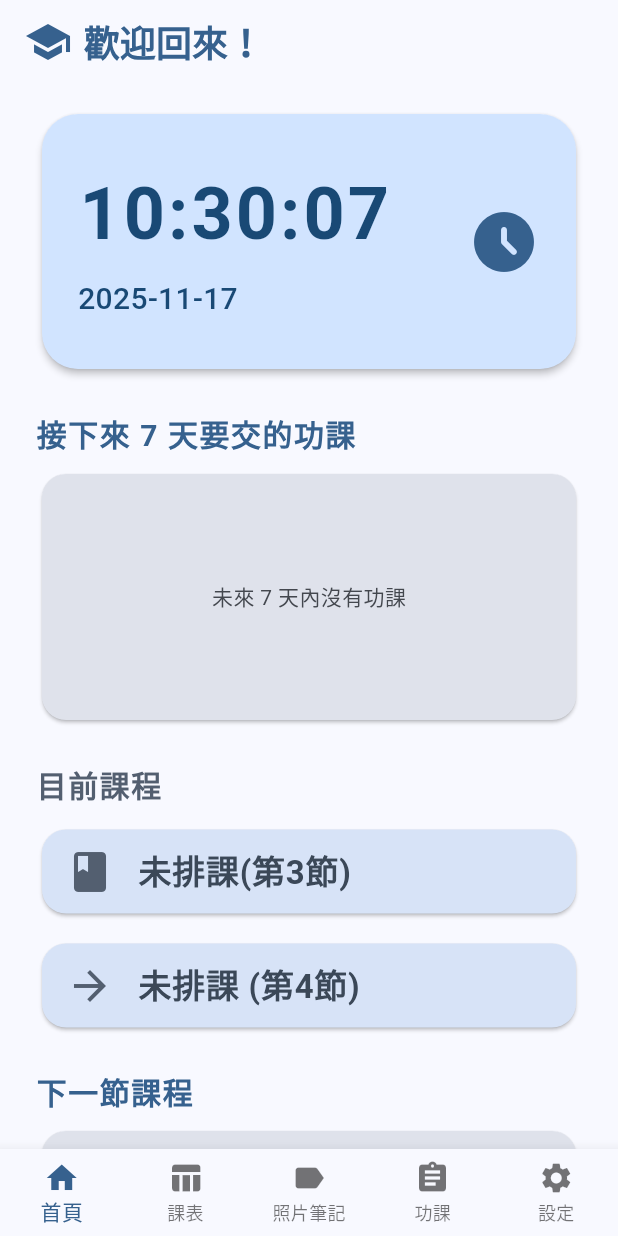
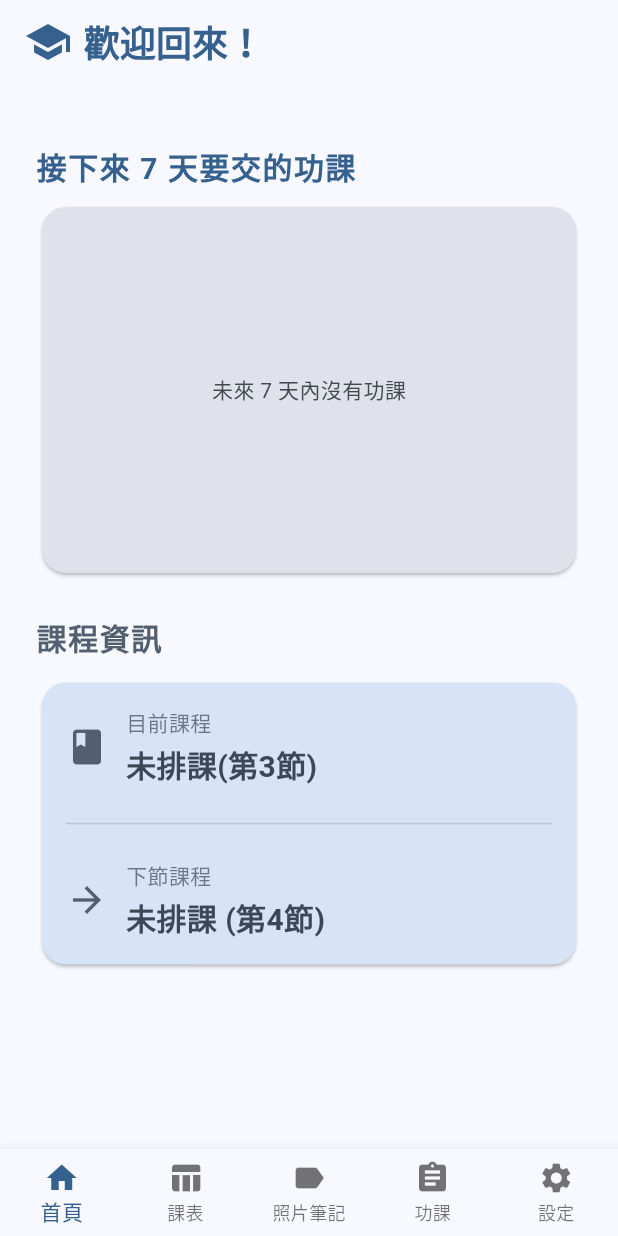
Before and after one commit to chenyili1215/study_app, a Flutter app: the screen it shows after launch, on a phone screen of 412 x 824 dp. Run offline on Flutter 3.47's test engine with Material 3 defaults, Android fonts, the phone set to English and light mode, and no system bars; our stand-ins replace image_picker, photo_view, share_plus, shared_preferences.

Commit message:
主頁重新設計

```diff
--- a/lib/main.dart
+++ b/lib/main.dart
@@ -5,15 +5,13 @@ import 'dart:async';
 import 'package:shared_preferences/shared_preferences.dart';
 import 'dart:convert';
 import 'settings_page.dart';
-import 'homework.dart'; // 確保有 HomeworkPage 實作
+import 'homework.dart';
 
-// 簡單的課表單例（儲存在 SharedPreferences）
 class TimetableData {
   static final TimetableData _instance = TimetableData._internal();
   factory TimetableData() => _instance;
   TimetableData._internal();
 
-  // 5天，每天7節（預設空白）
   List<List<String>> table = List.generate(5, (_) => List.generate(7, (_) => ''));
 
   int get periods => 7;
@@ -30,7 +28,6 @@ class TimetableData {
   }
 }
 
-// 簡單的全域 notifiers（你可改成從 SharedPreferences 初始化）
 ValueNotifier<ThemeMode> themeModeNotifier = ValueNotifier(ThemeMode.system);
 ValueNotifier<Color> seedColorNotifier = ValueNotifier(Colors.blue);
 
@@ -203,52 +200,34 @@ class _HomePageState extends State<HomePage> with WidgetsBindingObserver {
     return "$subject (第$period節)";
   }
 
-  Map<String, dynamic> getNextClassInfo() {
-    final now = DateTime.now();
-    final minutes = now.hour * 60 + now.minute;
-    final periodStarts = {
-      1: 8 * 60 + 10,
-      2: 9 * 60 + 10,
-      3: 10 * 60 + 10,
-      4: 11 * 60 + 10,
-      5: 13 * 60,
-      6: 14 * 60,
-      7: 15 * 60 + 10,
-      8: 16 * 60 + 10,
-    };
+  String getNextClass() {
+    try {
+      final now = DateTime.now();
+      final weekday = now.weekday;
+      final timetable = TimetableData();
 
-    int nextPeriod = 1;
-    bool found = false;
-    for (int p = 1; p <= 8; p++) {
-      final start = periodStarts[p]!;
-      if (minutes < start) {
-        nextPeriod = p;
-        found = true;
-        break;
+      if (weekday < 1 || weekday > 5) return '今天非上課日';
+
+      final currentPeriod = getCurrentPeriod();
+      final nextPeriod = currentPeriod + 1;
+
+      if (nextPeriod < 1 || nextPeriod > timetable.periods) return '今天已無課程';
+
+      if (timetable.table.isEmpty || timetable.table[weekday - 1].isEmpty) {
+        return '未排課 (第$nextPeriod節)';
       }
+
+      final subject = timetable.table[weekday - 1][nextPeriod - 1];
+      return subject.isEmpty ? '未排課 (第$nextPeriod節)' : subject;
+    } catch (e) {
+      print('getNextClass 錯誤: $e');
+      return '未排課';
     }
-    if (!found) nextPeriod = 0; // 已過最後一節
-
-    final weekday = now.weekday;
-    String subject = '';
-    if (weekday >= 1 && weekday <= 5 && nextPeriod > 0) {
-      final table = TimetableData().table;
-      if (table.length >= weekday && table[weekday - 1].length >= nextPeriod) {
-        subject = table[weekday - 1][nextPeriod - 1];
-      }
-    }
-    if (subject.isEmpty) subject = nextPeriod > 0 ? '未排課 (第$nextPeriod節)' : '今天已無課程';
-
-    final startTime = nextPeriod > 0
-        ? '${(periodStarts[nextPeriod]! ~/ 60).toString().padLeft(2, '0')}:${(periodStarts[nextPeriod]! % 60).toString().padLeft(2, '0')}'
-        : '';
-    return {'period': nextPeriod, 'subject': subject, 'startTime': startTime};
   }
 
   @override
   Widget build(BuildContext context) {
     final colorScheme = Theme.of(context).colorScheme;
-    final nextInfo = getNextClassInfo();
     return Scaffold(
       backgroundColor: colorScheme.surface,
       body: CustomScrollView(
@@ -279,45 +258,7 @@ class _HomePageState extends State<HomePage> with WidgetsBindingObserver {
               child: Column(
                 crossAxisAlignment: CrossAxisAlignment.start,
                 children: [
-                  Card(
-                    elevation: 2,
-                    shape: RoundedRectangleBorder(borderRadius: BorderRadius.circular(24)),
-                    color: colorScheme.primaryContainer,
-                    child: Padding(
-                      padding: const EdgeInsets.symmetric(vertical: 32, horizontal: 24),
-                      child: Row(
-                        mainAxisAlignment: MainAxisAlignment.spaceBetween,
-                        children: [
-                          Column(
-                            crossAxisAlignment: CrossAxisAlignment.start,
-                            children: [
-                              Text(
-                                "${_now.hour.toString().padLeft(2, '0')}:${_now.minute.toString().padLeft(2, '0')}:${_now.second.toString().padLeft(2, '0')}",
-                                style: TextStyle(
-                                  fontSize: 48,
-                                  fontWeight: FontWeight.bold,
-                                  color: colorScheme.onPrimaryContainer,
-                                  letterSpacing: 2,
-                                ),
-                              ),
-                              const SizedBox(height: 8),
-                              Text(
-                                "${_now.year}-${_now.month.toString().padLeft(2, '0')}-${_now.day.toString().padLeft(2, '0')}",
-                                style: TextStyle(
-                                  fontSize: 20,
-                                  color: colorScheme.onPrimaryContainer,
-                                  fontWeight: FontWeight.w500,
-                                ),
-                              ),
-                            ],
-                          ),
-                          Icon(Icons.access_time_filled_rounded, color: colorScheme.primary, size: 48),
-                        ],
-                      ),
-                    ),
-                  ),
                   const SizedBox(height: 24),
-
                   Text(
                     "接下來 7 天要交的功課",
                     style: TextStyle(
@@ -335,38 +276,48 @@ class _HomePageState extends State<HomePage> with WidgetsBindingObserver {
                     child: Padding(
                       padding: const EdgeInsets.all(12),
                       child: SizedBox(
-                        height: 140,
+                        height: 220,
                         child: _upcomingHomeworks.isEmpty
                             ? Center(
-                                child: Text('未來 7 天內沒有功課', style: TextStyle(color: colorScheme.onSurfaceVariant)),
+                                child: Text(
+                                  '未來 7 天內沒有功課',
+                                  style: TextStyle(color: colorScheme.onSurfaceVariant),
+                                ),
                               )
                             : Scrollbar(
                                 radius: const Radius.circular(8),
                                 child: ListView.separated(
                                   padding: const EdgeInsets.symmetric(horizontal: 4, vertical: 4),
                                   itemCount: _upcomingHomeworks.length,
-                                  separatorBuilder: (_, __) => const SizedBox(height: 6),
+                                  separatorBuilder: (_, __) => const SizedBox(height: 8),
                                   itemBuilder: (context, idx) {
                                     final hw = _upcomingHomeworks[idx];
                                     return Material(
                                       color: colorScheme.surface,
-                                      borderRadius: BorderRadius.circular(12),
+                                      borderRadius: BorderRadius.circular(16),
+                                      clipBehavior: Clip.hardEdge,
                                       child: ListTile(
-                                        contentPadding: const EdgeInsets.symmetric(horizontal: 12, vertical: 4),
-                                        title: Text(hw.title, style: const TextStyle(fontWeight: FontWeight.bold)),
-                                        subtitle: Text(hw.subject),
-                                        trailing: Column(
-                                          mainAxisAlignment: MainAxisAlignment.center,
-                                          crossAxisAlignment: CrossAxisAlignment.end,
+                                        contentPadding: const EdgeInsets.symmetric(horizontal: 16, vertical: 12),
+                                        title: Text(
+                                          hw.title,
+                                          style: const TextStyle(fontWeight: FontWeight.bold, fontSize: 16),
+                                        ),
+                                        subtitle: Column(
+                                          crossAxisAlignment: CrossAxisAlignment.start,
                                           children: [
+                                            const SizedBox(height: 4),
                                             Text(
-                                              '${hw.deadline.year}-${hw.deadline.month.toString().padLeft(2, '0')}-${hw.deadline.day.toString().padLeft(2, '0')}',
-                                              style: TextStyle(color: colorScheme.onSurfaceVariant),
+                                              hw.subject,
+                                              style: TextStyle(fontSize: 14, color: colorScheme.onSurfaceVariant),
                                             ),
                                             const SizedBox(height: 4),
                                             Text(
-                                              _formatDeadlineLabel(hw.deadline),
-                                              style: TextStyle(color: colorScheme.primary, fontWeight: FontWeight.w600),
+                                              '${hw.deadline.year}-${hw.deadline.month.toString().padLeft(2, '0')}-${hw.deadline.day.toString().padLeft(2, '0')} • ${_formatDeadlineLabel(hw.deadline)}',
+                                              style: TextStyle(
+                                                fontSize: 12,
+                                                color: colorScheme.primary,
+                                                fontWeight: FontWeight.w600,
+                                              ),
                                             ),
                                           ],
                                         ),
@@ -386,9 +337,8 @@ class _HomePageState extends State<HomePage> with WidgetsBindingObserver {
                     ),
                   ),
                   const SizedBox(height: 24),
-
                   Text(
-                    "目前課程",
+                    "課程資訊",
                     style: TextStyle(
                       fontSize: 20,
                       color: colorScheme.secondary,
@@ -401,111 +351,75 @@ class _HomePageState extends State<HomePage> with WidgetsBindingObserver {
                     elevation: 1,
                     shape: RoundedRectangleBorder(borderRadius: BorderRadius.circular(16)),
                     color: colorScheme.secondaryContainer,
-                    child: ListTile(
-                      leading: Icon(Icons.class_, color: colorScheme.secondary, size: 32),
-                      title: Text(
-                        getCurrentClass(),
-                        style: TextStyle(
-                          fontSize: 22,
-                          color: colorScheme.onSecondaryContainer,
-                          fontWeight: FontWeight.w600,
-                        ),
+                    child: Padding(
+                      padding: const EdgeInsets.all(16),
+                      child: Column(
+                        crossAxisAlignment: CrossAxisAlignment.start,
+                        children: [
+                          Row(
+                            children: [
+                              Icon(Icons.class_, color: colorScheme.secondary, size: 28),
+                              const SizedBox(width: 12),
+                              Expanded(
+                                child: Column(
+                                  crossAxisAlignment: CrossAxisAlignment.start,
+                                  children: [
+                                    Text(
+                                      '目前課程',
+                                      style: TextStyle(
+                                        fontSize: 14,
+                                        color: colorScheme.onSecondaryContainer.withOpacity(0.7),
+                                      ),
+                                    ),
+                                    const SizedBox(height: 4),
+                                    Text(
+                                      getCurrentClass(),
+                                      style: TextStyle(
+                                        fontSize: 20,
+                                        fontWeight: FontWeight.bold,
+                                        color: colorScheme.onSecondaryContainer,
+                                      ),
+                                    ),
+                                  ],
+                                ),
+                              ),
+                            ],
+                          ),
+                          const SizedBox(height: 16),
+                          Divider(color: colorScheme.onSecondaryContainer.withOpacity(0.2)),
+                          const SizedBox(height: 16),
+                          Row(
+                            children: [
+                              Icon(Icons.arrow_forward, color: colorScheme.secondary, size: 28),
+                              const SizedBox(width: 12),
+                              Expanded(
+                                child: Column(
+                                  crossAxisAlignment: CrossAxisAlignment.start,
+                                  children: [
+                                    Text(
+                                      '下節課程',
+                                      style: TextStyle(
+                                        fontSize: 14,
+                                        color: colorScheme.onSecondaryContainer.withOpacity(0.7),
+                                      ),
+                                    ),
+                                    const SizedBox(height: 4),
+                                    Text(
+                                      getNextClass(),
+                                      style: TextStyle(
+                                        fontSize: 20,
+                                        fontWeight: FontWeight.bold,
+                                        color: colorScheme.onSecondaryContainer,
+                                      ),
+                                    ),
+                                  ],
+                                ),
+                              ),
+                            ],
+                          ),
+                        ],
                       ),
                     ),
-                  ),
-                  // 新增：下節課程區塊
-                  const SizedBox(height: 12),
-                  Card(
-                    elevation: 1,
-                    shape: RoundedRectangleBorder(borderRadius: BorderRadius.circular(16)),
-                    color: colorScheme.secondaryContainer,
-                    child: ListTile(
-                      leading: Icon(Icons.arrow_forward, color: colorScheme.secondary, size: 32),
-                      title: Text(
-                        getNextClass(),
-                        style: TextStyle(
-                          fontSize: 22,
-                          color: colorScheme.onSecondaryContainer,
-                          fontWeight: FontWeight.w600,
-                        ),
-                      ),
-                    ),
-                  ),
-
-                  const SizedBox(height: 24),
-
-                  Text(
-                    "下一節課程",
-                    style: TextStyle(
-                      fontSize: 20,
-                      color: colorScheme.primary,
-                      fontWeight: FontWeight.bold,
-                      letterSpacing: 1,
-                    ),
-                  ),
-                  const SizedBox(height: 8),
-                  Card(
-                    elevation: 1,
-                    shape: RoundedRectangleBorder(borderRadius: BorderRadius.circular(16)),
-                    color: colorScheme.surfaceVariant,
-                    child: ListTile(
-                      contentPadding: const EdgeInsets.symmetric(horizontal: 16, vertical: 8),
-                      leading: Icon(Icons.next_plan, color: colorScheme.primary, size: 36),
-                      title: Text(
-                        nextInfo['subject'] as String,
-                        style: const TextStyle(fontSize: 18, fontWeight: FontWeight.w600),
-                      ),
-                      subtitle: (nextInfo['period'] as int) > 0
-                          ? Text('第${nextInfo['period']}節 • 開始時間 ${nextInfo['startTime']}')
-                          : Text(nextInfo['subject'] as String),
-                      trailing: (nextInfo['period'] as int) > 0
-                          ? Text(
-                              nextInfo['startTime'] as String,
-                              style: TextStyle(color: colorScheme.primary, fontWeight: FontWeight.bold),
-                            )
-                          : null,
-                      onTap: () {
-                        widget.onQuickNav?.call(1);
-                      },
-                    ),
-                  ),
-
-                  const SizedBox(height: 24),
-                  Text(
-                    "快速功能",
-                    style: TextStyle(fontSize: 18, color: colorScheme.primary, fontWeight: FontWeight.bold),
-                  ),
-                  const SizedBox(height: 12),
-                  Row(
-                    children: [
-                      Expanded(
-                        child: ElevatedButton.icon(
-                          style: ElevatedButton.styleFrom(
-                            backgroundColor: colorScheme.primary,
-                            foregroundColor: colorScheme.onPrimary,
-                            shape: RoundedRectangleBorder(borderRadius: BorderRadius.circular(16)),
-                            padding: const EdgeInsets.symmetric(vertical: 16),
-                          ),
-                          icon: const Icon(Icons.table_chart),
-                          label: const Text("課表"),
-                          onPressed: () => widget.onQuickNav?.call(1),
-                        ),
-                      ),
-                      const SizedBox(width: 16),
-                      Expanded(
-                        child: ElevatedButton.icon(
-                          style: ElevatedButton.styleFrom(
-                            backgroundColor: colorScheme.secondary,
-                            foregroundColor: colorScheme.onSecondary,
-                            shape: RoundedRectangleBorder(borderRadius: BorderRadius.circular(16)),
-                            padding: const EdgeInsets.symmetric(vertical: 16),
-                          ),
-                          icon: const Icon(Icons.label),
-                          label: const Text("照片筆記"),
-                          onPressed: () => widget.onQuickNav?.call(2),
-                        ),
-                      ),
-                    ],
                   ),
                 ],
               ),
@@ -530,31 +444,3 @@ int getCurrentPeriod() {
   if (minutes >= 16 * 60 + 10 && minutes < 17 * 60 + 10) return 8;
   return 0;
 }
-
-String getNextClass() {
-  try {
-    final now = DateTime.now();
-    final weekday = now.weekday;
-    final timetable = TimetableData();
-
-    // 週末或非上課時間
-    if (weekday < 1 || weekday > 5) return '今天非上課日';
-
-    final currentPeriod = getCurrentPeriod();
-    final nextPeriod = currentPeriod + 1;
-
-    // 已過最後一節
-    if (nextPeriod < 1 || nextPeriod > timetable.periods) return '今天已無課程';
-
-    // 檢查 table 是否有資料
-    if (timetable.table.isEmpty || timetable.table[weekday - 1].isEmpty) {
-      return '未排課 (第$nextPeriod節)';
-    }
-
-    final subject = timetable.table[weekday - 1][nextPeriod - 1];
-    return subject.isEmpty ? '未排課 (第$nextPeriod節)' : subject;
-  } catch (e) {
-    print('getNextClass 錯誤: $e');
-    return '未排課';
-  }
-}
```
Also changed, not shown: lib/homework.dart (+30 -51 lines).
